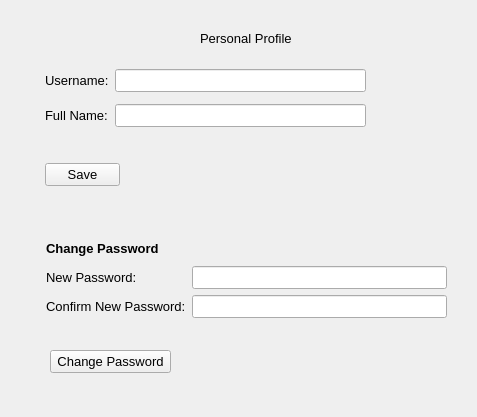
First picture: the form in personalprofileform.ui, repository thenewcoder/school-administration-system, before the edit.
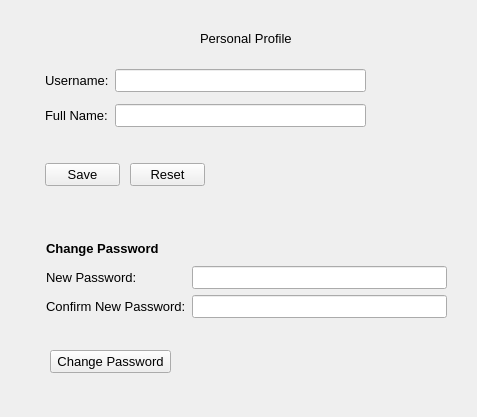
Second picture: the form after the edit.

Commit message: Fixed an issue where the save button wasn't disabled when clicking save. Added a reset button.

```diff
--- a/personalprofileform.ui
+++ b/personalprofileform.ui
@@ -148,6 +148,19 @@
     </item>
    </layout>
   </widget>
+  <widget class="QPushButton" name="btnResetPersonal">
+   <property name="geometry">
+    <rect>
+     <x>130</x>
+     <y>163</y>
+     <width>75</width>
+     <height>23</height>
+    </rect>
+   </property>
+   <property name="text">
+    <string>Reset</string>
+   </property>
+  </widget>
  </widget>
  <tabstops>
   <tabstop>leUsername</tabstop>
```
The commit also changes 2 other files.
